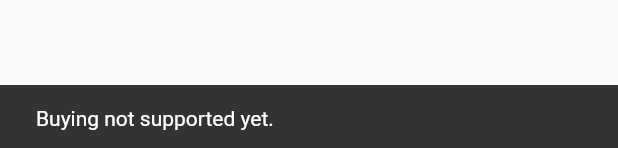
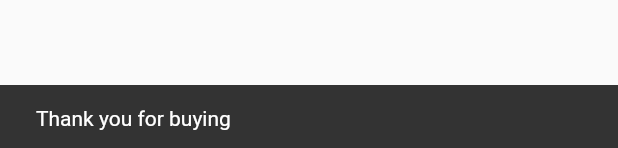
Before and after one commit to msalmancode/provider_pattern, a Flutter app: the _CartTotal widget shown alone on an empty page, opened directly, after a tap on "BUY", on a phone screen of 412 x 824 dp. Shown: the part 1085-1233 px from the top of the screen. Run offline on Flutter 3.47's test engine with Material 2 defaults, Android fonts, the phone set to English and light mode, and no system bars; our stand-ins replace badges.

```diff
--- a/lib/provider/cart_model.dart
+++ b/lib/provider/cart_model.dart
@@ -29,4 +29,10 @@ class CartModel extends ChangeNotifier {
     _itemIds.remove(item.id);
     notifyListeners();
   }
+
+  /// Delete All
+  void removeAll() {
+    _itemIds.clear();
+    notifyListeners();
+  }
 }
--- a/lib/screens/catalog_screen.dart
+++ b/lib/screens/catalog_screen.dart
@@ -1,3 +1,4 @@
+import 'package:badges/badges.dart';
 import 'package:flutter/material.dart';
 import 'package:provider/provider.dart';
 import 'package:provider_pattern/model/catalog_model.dart';
@@ -13,13 +14,29 @@ class CatalogScreen extends StatefulWidget {
 class _CatalogScreenState extends State<CatalogScreen> {
   @override
   Widget build(BuildContext context) {
+    var arrayCount = context.watch<CartModel>().items;
     return Scaffold(
       appBar: AppBar(
         title: Text('Catalog', style: Theme.of(context).textTheme.headline5),
         actions: [
-          IconButton(
-            icon: const Icon(Icons.shopping_cart),
-            onPressed: () => Navigator.pushNamed(context, '/cart'),
+          Padding(
+            padding: const EdgeInsets.all(8.0),
+            child: arrayCount.isEmpty
+                ? IconButton(
+                    icon: const Icon(Icons.shopping_cart),
+                    onPressed: () => Navigator.pushNamed(context, '/cart'),
+                  )
+                : Badge(
+                    badgeContent: Text(
+                      '${arrayCount.length}',
+                      style: TextStyle(color: Colors.white),
+                    ),
+                    position: BadgePosition.topEnd(top: 0.0, end: 0.0),
+                    child: IconButton(
+                      icon: const Icon(Icons.shopping_cart),
+                      onPressed: () => Navigator.pushNamed(context, '/cart'),
+                    ),
+                  ),
           ),
         ],
       ),
--- a/lib/screens/my_cart_screen.dart
+++ b/lib/screens/my_cart_screen.dart
@@ -1,6 +1,7 @@
 import 'package:flutter/material.dart';
 import 'package:provider/provider.dart';
 import 'package:provider_pattern/provider/cart_model.dart';
+import 'package:provider_pattern/widgets/empty_widget.dart';
 
 class MyCartScreen extends StatelessWidget {
   const MyCartScreen({Key? key}) : super(key: key);
@@ -36,7 +37,9 @@ class _CartList extends StatelessWidget {
     var itemNameStyle = Theme.of(context).textTheme.headline6;
     var cart = context.watch<CartModel>();
 
-    return ListView.builder(
+    return cart.items.isEmpty
+        ? EmptyWidget()
+        : ListView.builder(
             itemCount: cart.items.length,
             itemBuilder: (context, index) => ListTile(
               leading: const Icon(Icons.done),
@@ -74,8 +77,12 @@ class _CartTotal extends StatelessWidget {
             const SizedBox(width: 24),
             TextButton(
               onPressed: () {
+                var isInCart = context.read<CartModel>();
+
+                isInCart.removeAll();
+
                 ScaffoldMessenger.of(context).showSnackBar(
-                    const SnackBar(content: Text('Buying not supported yet.')));
+                    const SnackBar(content: Text('Thank you for buying')));
               },
               style: TextButton.styleFrom(primary: Colors.white),
               child: const Text('BUY'),
--- a/pubspec.yaml
+++ b/pubspec.yaml
@@ -29,6 +29,7 @@ dependencies:
   # Use with the CupertinoIcons class for iOS style icons.
   cupertino_icons: ^1.0.2
   provider: ^6.0.2
+  badges: ^2.0.2
 
 
 dev_dependencies:
```
Also changed, not shown: pubspec.lock. Lines whose indentation alone changed are shown as unchanged.
